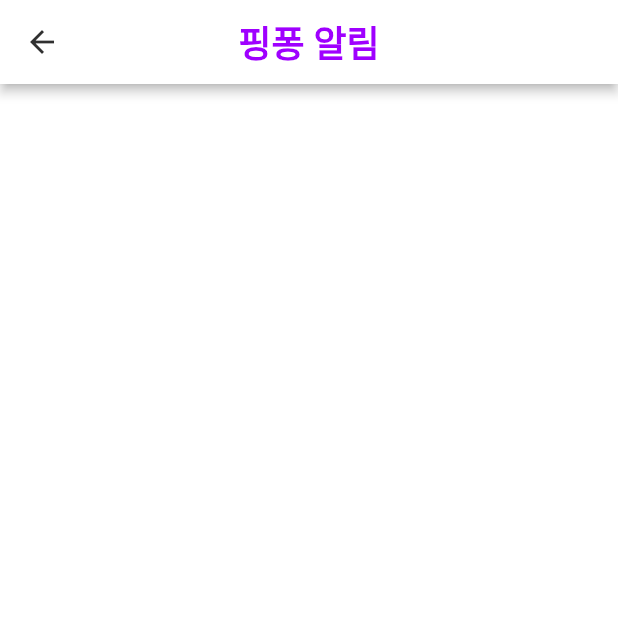
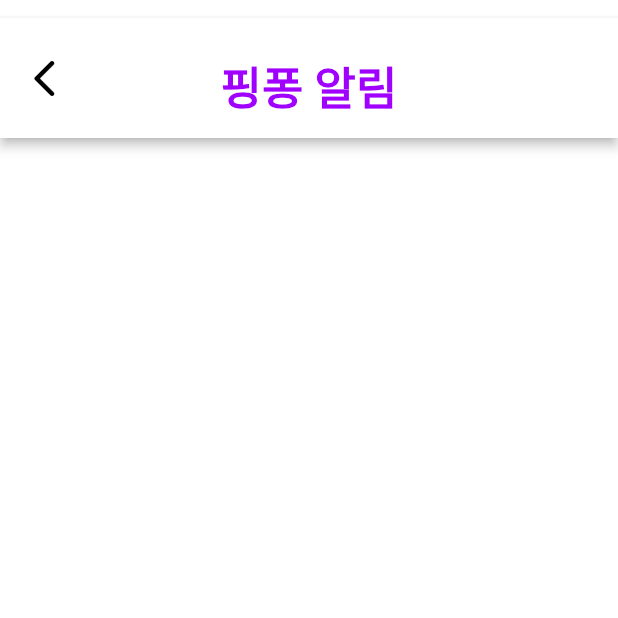
Before and after one commit to elliebae/pingpong4, a Flutter app: the AlertWidget screen opened directly, on a phone screen of 412 x 824 dp, the top half of it. Run offline on Flutter 3.47's test engine with Material 2 defaults, Android fonts, the phone set to English and light mode, and no system bars; our stand-ins replace auto_size_text, built_collection, built_value, cloud_firestore, easy_debounce, firebase_auth and 9 more; missing offline and left inert: json_path; accounts and stored records are empty; generated files the repository leaves out were written again; Roboto replaces fonts that are missing (GmarketSans).

Commit message:
1차심사제출후수정

```diff
--- a/lib/alert/alert_widget.dart
+++ b/lib/alert/alert_widget.dart
@@ -1,9 +1,11 @@
 import '../auth/auth_util.dart';
 import '../backend/backend.dart';
 import '../components/send_pong_widget.dart';
+import '../flutter_flow/flutter_flow_icon_button.dart';
 import '../flutter_flow/flutter_flow_theme.dart';
 import '../flutter_flow/flutter_flow_util.dart';
 import '../flutter_flow/flutter_flow_widgets.dart';
+import '../home_page/home_page_widget.dart';
 import '../custom_code/actions/index.dart' as actions;
 import '../flutter_flow/custom_functions.dart' as functions;
 import 'package:cloud_firestore/cloud_firestore.dart';
@@ -24,23 +26,6 @@ class _AlertWidgetState extends State<AlertWidget> {
   Widget build(BuildContext context) {
     return Scaffold(
       key: scaffoldKey,
-      appBar: AppBar(
-        backgroundColor: Colors.white,
-        iconTheme: IconThemeData(color: Color(0xFF303030)),
-        automaticallyImplyLeading: true,
-        title: Text(
-          '핑퐁 알림',
-          style: FlutterFlowTheme.title1.override(
-            fontFamily: 'GmarketSans',
-            color: Color(0xFF9F00FF),
-            fontWeight: FontWeight.bold,
-            useGoogleFonts: false,
-          ),
-        ),
-        actions: [],
-        centerTitle: true,
-        elevation: 3,
-      ),
       backgroundColor: Colors.white,
       body: SafeArea(
         child: Column(
@@ -56,6 +41,67 @@ class _AlertWidgetState extends State<AlertWidget> {
                       child: Column(
                         mainAxisSize: MainAxisSize.max,
                         children: [
+                          Material(
+                            color: Colors.transparent,
+                            elevation: 3,
+                            child: Container(
+                              width: MediaQuery.of(context).size.width,
+                              height: 80,
+                              decoration: BoxDecoration(
+                                color: FlutterFlowTheme.tertiaryColor,
+                              ),
+                              child: Row(
+                                mainAxisSize: MainAxisSize.max,
+                                mainAxisAlignment:
+                                    MainAxisAlignment.spaceBetween,
+                                children: [
+                                  FlutterFlowIconButton(
+                                    borderColor: Colors.transparent,
+                                    borderRadius: 30,
+                                    borderWidth: 1,
+                                    buttonSize: 60,
+                                    icon: Icon(
+                                      Icons.arrow_back_ios_rounded,
+                                      color: Colors.black,
+                                      size: 30,
+                                    ),
+                                    onPressed: () async {
+                                      await Navigator.push(
+                                        context,
+                                        MaterialPageRoute(
+                                          builder: (context) =>
+                                              HomePageWidget(),
+                                        ),
+                                      );
+                                    },
+                                  ),
+                                  Padding(
+                                    padding: EdgeInsetsDirectional.fromSTEB(
+                                        0, 10, 0, 0),
+                                    child: Text(
+                                      '핑퐁 알림',
+                                      textAlign: TextAlign.center,
+                                      style:
+                                          FlutterFlowTheme.bodyText1.override(
+                                        fontFamily: 'GmarketSans',
+                                        color: FlutterFlowTheme.primaryColor,
+                                        fontSize: 30,
+                                        fontWeight: FontWeight.bold,
+                                        useGoogleFonts: false,
+                                      ),
+                                    ),
+                                  ),
+                                  Container(
+                                    width: 60,
+                                    height: 60,
+                                    decoration: BoxDecoration(
+                                      color: FlutterFlowTheme.tertiaryColor,
+                                    ),
+                                  ),
+                                ],
+                              ),
+                            ),
+                          ),
                           Expanded(
                             child: StreamBuilder<List<PingpongRecord>>(
                               stream: queryPingpongRecord(
@@ -87,8 +133,13 @@ class _AlertWidgetState extends State<AlertWidget> {
                                     final listViewPingpongRecord =
                                         listViewPingpongRecordList[
                                             listViewIndex];
-                                    return Column(
+                                    return Padding(
+                                      padding: EdgeInsetsDirectional.fromSTEB(
+                                          0, 10, 0, 10),
+                                      child: Column(
                                         mainAxisSize: MainAxisSize.max,
+                                        mainAxisAlignment:
+                                            MainAxisAlignment.center,
                                         children: [
                                           Padding(
                                             padding:
@@ -97,10 +148,12 @@ class _AlertWidgetState extends State<AlertWidget> {
                                             child: Row(
                                               mainAxisSize: MainAxisSize.max,
                                               mainAxisAlignment:
-                                                MainAxisAlignment.spaceBetween,
+                                                  MainAxisAlignment
+                                                      .spaceBetween,
                                               children: [
                                                 Column(
-                                                mainAxisSize: MainAxisSize.max,
+                                                  mainAxisSize:
+                                                      MainAxisSize.max,
                                                   crossAxisAlignment:
                                                       CrossAxisAlignment.start,
                                                   children: [
@@ -110,13 +163,14 @@ class _AlertWidgetState extends State<AlertWidget> {
                                                       children: [
                                                         Text(
                                                           '${listViewPingpongRecord.senderName}',
-                                                        style: FlutterFlowTheme
+                                                          style:
+                                                              FlutterFlowTheme
                                                                   .bodyText1
                                                                   .override(
                                                             fontFamily:
                                                                 'Noto Sans',
-                                                          color:
-                                                              Color(0xFF222222),
+                                                            color: Color(
+                                                                0xFF222222),
                                                             fontWeight:
                                                                 FontWeight.bold,
                                                             lineHeight: 1.5,
@@ -126,13 +180,14 @@ class _AlertWidgetState extends State<AlertWidget> {
                                                           functions.pingpongAlarm(
                                                               listViewPingpongRecord
                                                                   .ping),
-                                                        style: FlutterFlowTheme
+                                                          style:
+                                                              FlutterFlowTheme
                                                                   .bodyText1
                                                                   .override(
                                                             fontFamily:
                                                                 'Noto Sans',
-                                                          color:
-                                                              Color(0xFF222222),
+                                                            color: Color(
+                                                                0xFF222222),
                                                             fontWeight:
                                                                 FontWeight.w300,
                                                             lineHeight: 1.5,
@@ -147,7 +202,8 @@ class _AlertWidgetState extends State<AlertWidget> {
                                                           .bodyText1
                                                           .override(
                                                         fontFamily: 'Noto Sans',
-                                                      color: Color(0xFF222222),
+                                                        color:
+                                                            Color(0xFF222222),
                                                         fontWeight:
                                                             FontWeight.bold,
                                                         lineHeight: 1.5,
@@ -162,13 +218,14 @@ class _AlertWidgetState extends State<AlertWidget> {
                                                               'Hm',
                                                               listViewPingpongRecord
                                                                   .createdAt),
-                                                        style: FlutterFlowTheme
+                                                          style:
+                                                              FlutterFlowTheme
                                                                   .bodyText1
                                                                   .override(
                                                             fontFamily:
                                                                 'Noto Sans',
-                                                          color:
-                                                              Color(0xFF6C6C6C),
+                                                            color: Color(
+                                                                0xFF6C6C6C),
                                                             fontWeight:
                                                                 FontWeight.w300,
                                                             lineHeight: 1.5,
@@ -185,9 +242,9 @@ class _AlertWidgetState extends State<AlertWidget> {
                                                                       '해당 메시지를 신고하시겠습니까?'),
                                                                   actions: [
                                                                     TextButton(
-                                                                    onPressed: () =>
-                                                                        Navigator.pop(
-                                                                            alertDialogContext),
+                                                                      onPressed:
+                                                                          () =>
+                                                                              Navigator.pop(alertDialogContext),
                                                                       child: Text(
                                                                           '취소'),
                                                                     ),
@@ -211,8 +268,7 @@ class _AlertWidgetState extends State<AlertWidget> {
                                                                         await ReportRecord
                                                                             .collection
                                                                             .doc()
-                                                                          .set(
-                                                                              reportCreateData);
+                                                                            .set(reportCreateData);
                                                                         ;
                                                                       },
                                                                       child: Text(
@@ -233,9 +289,9 @@ class _AlertWidgetState extends State<AlertWidget> {
                                                                       '신고가 접수되었습니다.'),
                                                                   actions: [
                                                                     TextButton(
-                                                                    onPressed: () =>
-                                                                        Navigator.pop(
-                                                                            alertDialogContext),
+                                                                      onPressed:
+                                                                          () =>
+                                                                              Navigator.pop(alertDialogContext),
                                                                       child: Text(
                                                                           'Ok'),
                                                                     ),
@@ -250,7 +306,8 @@ class _AlertWidgetState extends State<AlertWidget> {
                                                                 .getFont(
                                                               'Noto Sans',
                                                               fontWeight:
-                                                                FontWeight.w300,
+                                                                  FontWeight
+                                                                      .w300,
                                                               height: 1.5,
                                                             ),
                                                           ),
@@ -265,7 +322,8 @@ class _AlertWidgetState extends State<AlertWidget> {
                                                   FFButtonWidget(
                                                     onPressed: () async {
                                                       await showModalBottomSheet(
-                                                      isScrollControlled: true,
+                                                        isScrollControlled:
+                                                            true,
                                                         context: context,
                                                         builder: (context) {
                                                           return Padding(
@@ -273,7 +331,8 @@ class _AlertWidgetState extends State<AlertWidget> {
                                                                 MediaQuery.of(
                                                                         context)
                                                                     .viewInsets,
-                                                          child: SendPongWidget(
+                                                            child:
+                                                                SendPongWidget(
                                                               receiverInfo:
                                                                   listViewPingpongRecord
                                                                       .reference,
@@ -287,7 +346,8 @@ class _AlertWidgetState extends State<AlertWidget> {
                                                       width: 120,
                                                       height: 45,
                                                       color: Color(0xFFC462FF),
-                                                    textStyle: FlutterFlowTheme
+                                                      textStyle:
+                                                          FlutterFlowTheme
                                                               .subtitle2
                                                               .override(
                                                         fontFamily: 'Noto Sans',
@@ -296,7 +356,8 @@ class _AlertWidgetState extends State<AlertWidget> {
                                                             FontWeight.bold,
                                                       ),
                                                       borderSide: BorderSide(
-                                                      color: Colors.transparent,
+                                                        color:
+                                                            Colors.transparent,
                                                         width: 1,
                                                       ),
                                                       borderRadius: 12,
@@ -306,10 +367,11 @@ class _AlertWidgetState extends State<AlertWidget> {
                                             ),
                                           ),
                                           Divider(
-                                          thickness: 1,
-                                          color: Color(0xFFD1D1D1),
+                                            thickness: 0.5,
+                                            color: Color(0xD1D1D1D1),
                                           ),
                                         ],
+                                      ),
                                     );
                                   },
                                 );
--- a/lib/login/login_widget.dart
+++ b/lib/login/login_widget.dart
@@ -65,7 +65,7 @@ class _LoginWidgetState extends State<LoginWidget> {
         ),
         backgroundColor: Colors.white,
         body: Padding(
-          padding: EdgeInsetsDirectional.fromSTEB(30, 0, 30, 0),
+          padding: EdgeInsetsDirectional.fromSTEB(30, 0, 30, 40),
           child: Column(
             mainAxisSize: MainAxisSize.max,
             mainAxisAlignment: MainAxisAlignment.center,
```
Also changed, not shown: lib/home_page/home_page_widget.dart (+2 -24 lines), lib/main.dart (+6 -6 lines), lib/signup/signup_widget.dart (+5 -4 lines), pubspec.yaml (+3 -12 lines), assets/images/app_launcher_icon.png (deleted), assets/images/gif.gif (deleted), 2 other files. Lines whose indentation alone changed are shown as unchanged.
